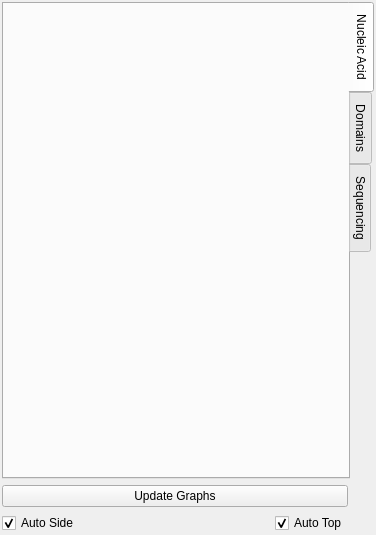
Before: the Qt Designer form ui/config/panel.ui in NATuG3/NATuG3, drawn with Qt 5.
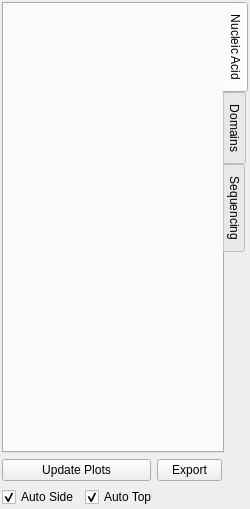
After: the same form once the commit is applied.

Commit message: Add export option to config panel

Diff of the .ui file:
```diff
--- a/ui/config/panel.ui
+++ b/ui/config/panel.ui
@@ -6,10 +6,16 @@
             <rect>
                 <x>0</x>
                 <y>0</y>
-                <width>376</width>
-                <height>535</height>
-            </rect>
-        </property>
+    <width>250</width>
+    <height>509</height>
+   </rect>
+  </property>
+  <property name="maximumSize">
+   <size>
+    <width>16777215</width>
+    <height>16777215</height>
+   </size>
+  </property>
         <property name="windowTitle">
             <string>Form</string>
         </property>
@@ -74,7 +80,23 @@
             </item>
             <item>
                 <layout class="QGridLayout" name="gridLayout">
-                    <item row="0" column="0" colspan="2">
+     <item row="1" column="3" rowspan="2">
+      <spacer name="horizontalSpacer">
+       <property name="orientation">
+        <enum>Qt::Horizontal</enum>
+       </property>
+       <property name="sizeType">
+        <enum>QSizePolicy::Fixed</enum>
+       </property>
+       <property name="sizeHint" stdset="0">
+        <size>
+         <width>26</width>
+         <height>20</height>
+        </size>
+       </property>
+      </spacer>
+     </item>
+     <item row="1" column="0" colspan="2">
                         <widget class="QPushButton" name="update_graphs">
                             <property name="minimumSize">
                                 <size>
@@ -89,7 +111,7 @@
                                 <string>Recompute all plots.</string>
                             </property>
                             <property name="text">
-                                <string>Update Graphs</string>
+        <string>Update Plots</string>
                             </property>
                             <property name="shortcut">
                                 <string>Ctrl+U</string>
@@ -111,7 +133,20 @@
                             </property>
                         </widget>
                     </item>
-                    <item row="1" column="0" colspan="2">
+     <item row="1" column="2">
+      <widget class="QPushButton" name="export_graphs">
+       <property name="maximumSize">
+        <size>
+         <width>65</width>
+         <height>16777215</height>
+        </size>
+       </property>
+       <property name="text">
+        <string>Export</string>
+       </property>
+      </widget>
+     </item>
+     <item row="2" column="0" colspan="3">
                         <layout class="QHBoxLayout" name="horizontalLayout">
                             <item>
                                 <widget class="QCheckBox" name="auto_update_side_view">
@@ -132,19 +167,6 @@
                                     </property>
                                 </widget>
                             </item>
-                            <item>
-                                <spacer name="horizontalSpacer_2">
-                                    <property name="orientation">
-                                        <enum>Qt::Horizontal</enum>
-                                    </property>
-                                    <property name="sizeHint" stdset="0">
-                                        <size>
-                                            <width>40</width>
-                                            <height>20</height>
-                                        </size>
-                                    </property>
-                                </spacer>
-                            </item>
                             <item>
                                 <widget class="QCheckBox" name="auto_update_top_view">
                                     <property name="maximumSize">
@@ -164,24 +186,21 @@
                                     </property>
                                 </widget>
                             </item>
-                        </layout>
-                    </item>
-                    <item row="0" column="3" rowspan="2">
-                        <spacer name="horizontalSpacer">
-                            <property name="orientation">
-                                <enum>Qt::Horizontal</enum>
-                            </property>
-                            <property name="sizeType">
-                                <enum>QSizePolicy::Fixed</enum>
-                            </property>
-                            <property name="sizeHint" stdset="0">
-                                <size>
-                                    <width>26</width>
-                                    <height>20</height>
-                                </size>
-                            </property>
-                        </spacer>
-                    </item>
+       <item>
+        <spacer name="horizontalSpacer_2">
+         <property name="orientation">
+          <enum>Qt::Horizontal</enum>
+         </property>
+         <property name="sizeHint" stdset="0">
+          <size>
+           <width>40</width>
+           <height>20</height>
+          </size>
+         </property>
+        </spacer>
+       </item>
+      </layout>
+     </item>
                 </layout>
             </item>
         </layout>
```
Lines whose indentation alone changed are shown as unchanged.
